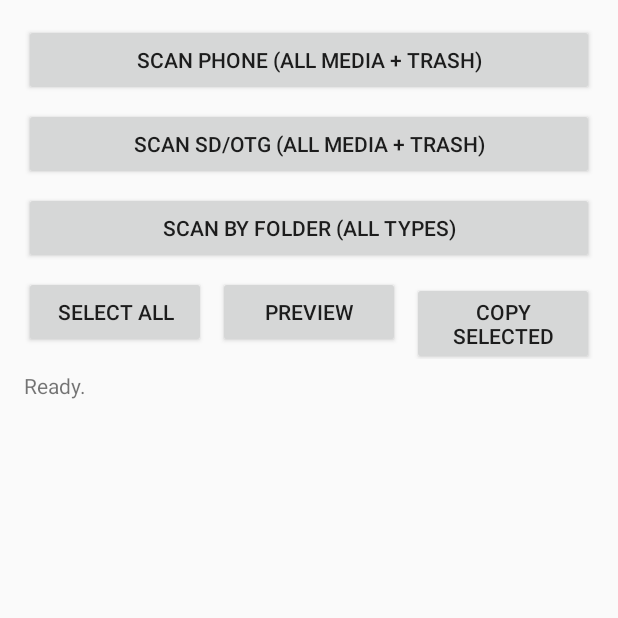
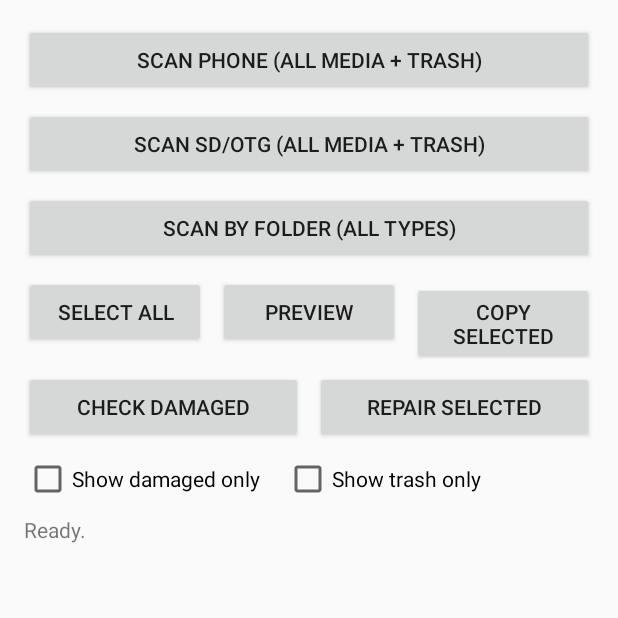
Before and after one commit to Art2485/.github-workflows-build-apk.yml, an Android app: the screen it shows after launch (MainActivity), on a phone screen of 412 x 824 dp, the top half of it. Run offline under Robolectric (Android 15) with nearby library versions, the phone set to English and light mode, and no system bars.

Commit message:
Update activity_main.xml

```diff
--- a/app/src/main/res/layout/activity_main.xml
+++ b/app/src/main/res/layout/activity_main.xml
@@ -24,17 +24,20 @@
         android:layout_marginTop="8dp"
         android:text="SCAN BY FOLDER (ALL TYPES)"/>
 
+    <!-- แถวคำสั่งหลัก -->
     <LinearLayout
         android:layout_width="match_parent"
         android:layout_height="wrap_content"
         android:layout_marginTop="8dp"
         android:orientation="horizontal">
+
         <Button
             android:id="@+id/btnSelectAll"
             android:layout_width="0dp"
             android:layout_height="wrap_content"
             android:layout_weight="1"
             android:text="SELECT ALL"/>
+
         <Button
             android:id="@+id/btnPreview"
             android:layout_width="0dp"
@@ -42,6 +45,7 @@
             android:layout_weight="1"
             android:layout_marginStart="8dp"
             android:text="PREVIEW"/>
+
         <Button
             android:id="@+id/btnCopy"
             android:layout_width="0dp"
@@ -49,6 +53,50 @@
             android:layout_weight="1"
             android:layout_marginStart="8dp"
             android:text="COPY SELECTED"/>
+    </LinearLayout>
+
+    <!-- แถวตรวจ/ซ่อม -->
+    <LinearLayout
+        android:layout_width="match_parent"
+        android:layout_height="wrap_content"
+        android:layout_marginTop="8dp"
+        android:orientation="horizontal">
+
+        <Button
+            android:id="@+id/btnCheckDamaged"
+            android:layout_width="0dp"
+            android:layout_height="wrap_content"
+            android:layout_weight="1"
+            android:text="CHECK DAMAGED"/>
+
+        <Button
+            android:id="@+id/btnRepairSelected"
+            android:layout_width="0dp"
+            android:layout_height="wrap_content"
+            android:layout_weight="1"
+            android:layout_marginStart="8dp"
+            android:text="REPAIR SELECTED"/>
+    </LinearLayout>
+
+    <!-- ตัวกรองสถานะ -->
+    <LinearLayout
+        android:layout_width="match_parent"
+        android:layout_height="wrap_content"
+        android:layout_marginTop="8dp"
+        android:orientation="horizontal">
+
+        <CheckBox
+            android:id="@+id/cbShowDamagedOnly"
+            android:layout_width="wrap_content"
+            android:layout_height="wrap_content"
+            android:text="Show damaged only"/>
+
+        <CheckBox
+            android:id="@+id/cbShowTrashOnly"
+            android:layout_width="wrap_content"
+            android:layout_height="wrap_content"
+            android:layout_marginStart="16dp"
+            android:text="Show trash only"/>
     </LinearLayout>
 
     <TextView
```
